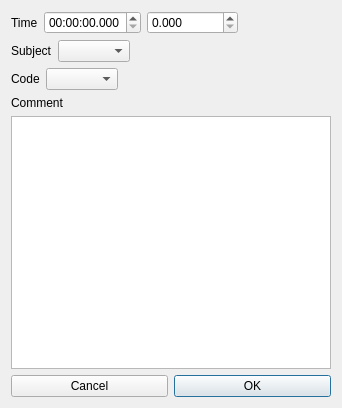
Before: the Qt Designer form edit_event.ui in olivierfriard/BORIS, drawn with Qt 5.
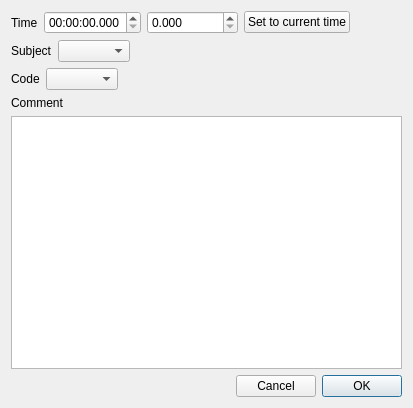
After: the same form once the commit is applied.

Commit message: added 'set to current time' option in add/edit event

What changed in the file:
```diff
--- a/edit_event.ui
+++ b/edit_event.ui
@@ -6,7 +6,7 @@
    <rect>
     <x>0</x>
     <y>0</y>
-    <width>342</width>
+    <width>413</width>
     <height>408</height>
    </rect>
   </property>
@@ -44,6 +44,13 @@
            </property>
           </widget>
          </item>
+         <item>
+          <widget class="QPushButton" name="pb_set_to_current_time">
+           <property name="text">
+            <string>Set to current time</string>
+           </property>
+          </widget>
+         </item>
          <item>
           <spacer name="horizontalSpacer">
            <property name="orientation">
@@ -127,6 +134,19 @@
      </item>
      <item>
       <layout class="QHBoxLayout" name="horizontalLayout">
+       <item>
+        <spacer name="horizontalSpacer_4">
+         <property name="orientation">
+          <enum>Qt::Horizontal</enum>
+         </property>
+         <property name="sizeHint" stdset="0">
+          <size>
+           <width>40</width>
+           <height>20</height>
+          </size>
+         </property>
+        </spacer>
+       </item>
        <item>
         <widget class="QPushButton" name="pbCancel">
          <property name="text">
```
The commit also changes 6 other files.
